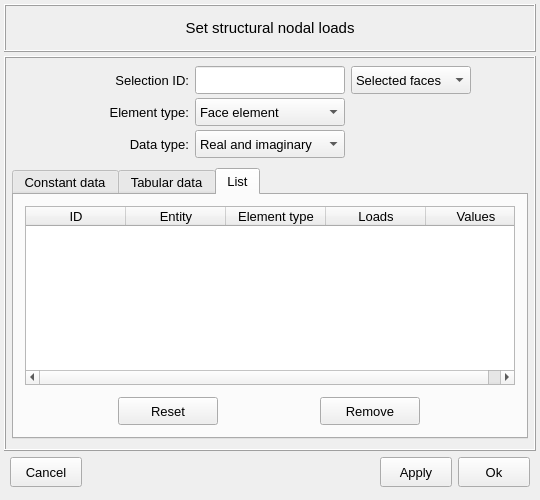
MOPT-UFSC/VIBRA, file vibra/interface/data/ui_files/model/structural/excitations/nodal_loads_inputs.ui: the form before one commit.
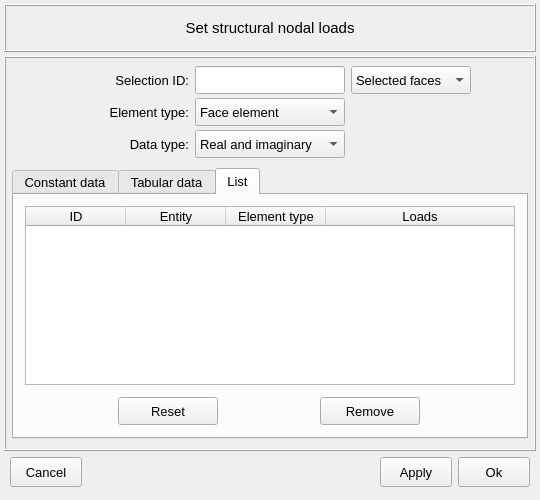
The form after the commit. The open tabs and pages were chosen to show the change. Icons and pictures are not drawn.

What changed in the file:
```diff
--- a/vibra/interface/data/ui_files/model/structural/excitations/nodal_loads_inputs.ui
+++ b/vibra/interface/data/ui_files/model/structural/excitations/nodal_loads_inputs.ui
@@ -2171,14 +2171,6 @@
                     <set>AlignCenter</set>
                    </property>
                   </column>
-                  <column>
-                   <property name="text">
-                    <string>Values</string>
-                   </property>
-                   <property name="textAlignment">
-                    <set>AlignCenter</set>
-                   </property>
-                  </column>
                  </widget>
                 </item>
                </layout>
```
